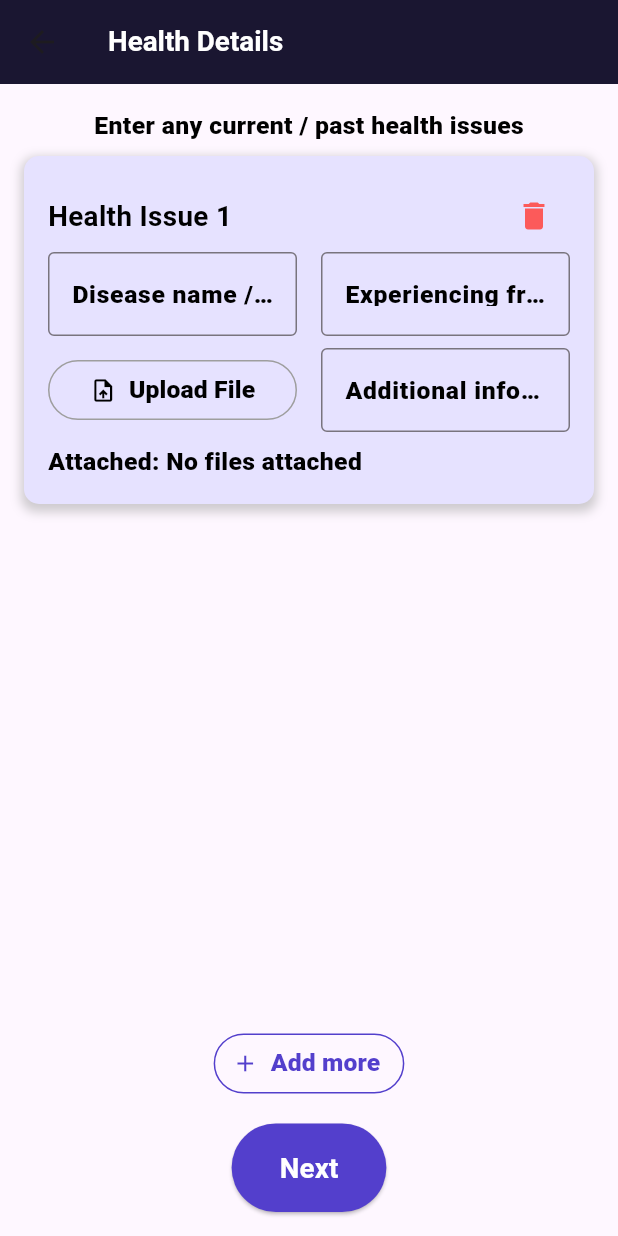
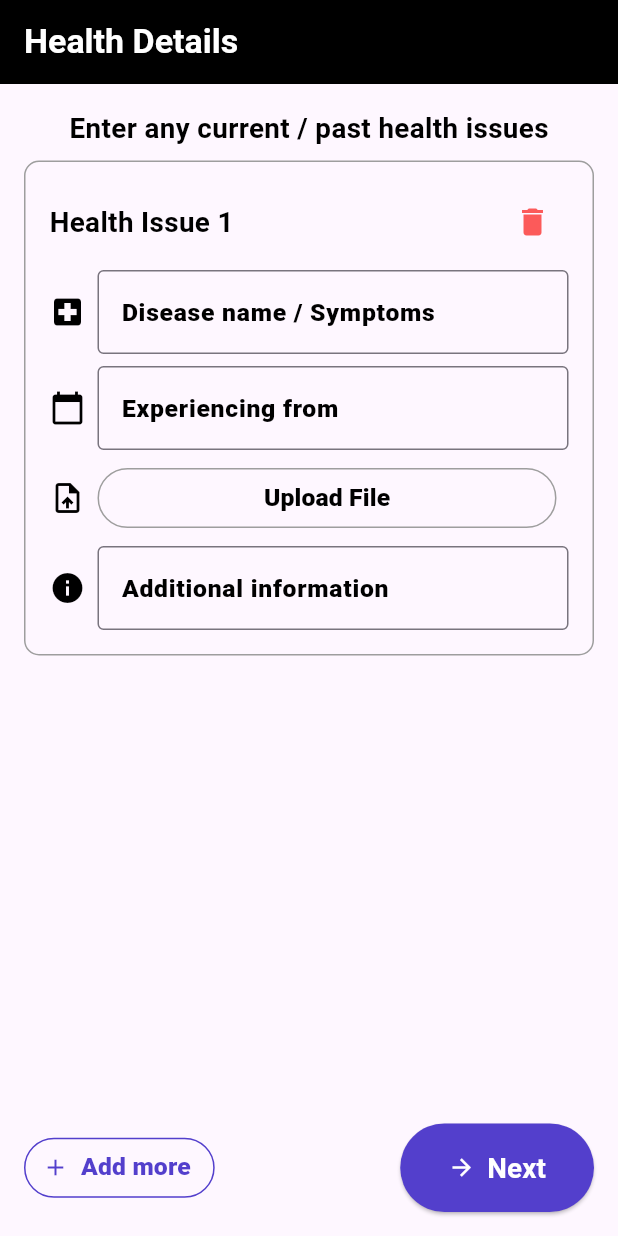
Before and after one commit to shubh865/Money-Mentor, a Flutter app: the HealthDetailsScreen screen opened directly, on a phone screen of 412 x 824 dp. Run offline on Flutter 3.47's test engine with Material 3 defaults, Android fonts, the phone set to English and light mode, and no system bars; our stand-ins replace file_picker, fl_chart, flutter_svg, go_router, google_fonts; missing offline and left inert: size_config.

Commit message:
health detail screen

```diff
--- a/app/lib/main.dart
+++ b/app/lib/main.dart
@@ -18,7 +18,7 @@ class MainApp extends StatelessWidget {
         debugShowCheckedModeBanner: false,
         home: Builder(builder: (context) {
           SizeConfig().init(context); // Initialize SizeConfig here
-          return MyHomePage();
+          return HealthDetailsScreen();
         }));
   }
 }
--- a/app/lib/pages/health_detail.dart
+++ b/app/lib/pages/health_detail.dart
@@ -1,5 +1,6 @@
 import 'package:flutter/material.dart';
 import 'package:file_picker/file_picker.dart';
+import 'package:intl/intl.dart';
 import 'package:bob_hacks/constants/sizeconfig.dart';
 import 'package:bob_hacks/core/theme/palette.dart';
 import 'package:bob_hacks/utils/ui_utils/text/text_style.dart';
@@ -28,6 +29,21 @@ class _HealthDetailsScreenState extends State<HealthDetailsScreen> {
     }
   }
 
+  Future<void> pickDate(BuildContext context, int index) async {
+    DateTime? picked = await showDatePicker(
+      context: context,
+      initialDate: DateTime.now(),
+      firstDate: DateTime(2000),
+      lastDate: DateTime(2101),
+    );
+    if (picked != null) {
+      setState(() {
+        healthDetails[index]['experiencingFrom'] =
+            DateFormat('dd/MM/yyyy').format(picked);
+      });
+    }
+  }
+
   void addHealthDetail() {
     setState(() {
       healthDetails.add({
@@ -52,9 +68,9 @@ class _HealthDetailsScreenState extends State<HealthDetailsScreen> {
       appBar: AppBar(
         title: Text(
           'Health Details',
-          style: title1(color: Palette.white),
+          style: title(color: Palette.white),
         ),
-        backgroundColor: Palette.darkPurple,
+        backgroundColor: Palette.black,
       ),
       body: Padding(
         padding: const EdgeInsets.all(16.0),
@@ -62,7 +78,7 @@ class _HealthDetailsScreenState extends State<HealthDetailsScreen> {
           children: [
             Text(
               'Enter any current / past health issues',
-              style: smallDescp(color: Palette.black),
+              style: title1(color: Palette.black),
             ),
             Expanded(
               child: ListView.builder(
@@ -73,16 +89,9 @@ class _HealthDetailsScreenState extends State<HealthDetailsScreen> {
                     child: Container(
                       padding: const EdgeInsets.all(16.0),
                       decoration: BoxDecoration(
-                        color: Palette.lightGrey,
+                        //   color: Palette.lightGrey,
+                        border: Border.all(color: Palette.grey),
                         borderRadius: BorderRadius.circular(10),
-                        boxShadow: [
-                          BoxShadow(
-                            color: Colors.grey.withOpacity(0.5),
-                            spreadRadius: 2,
-                            blurRadius: 5,
-                            offset: Offset(0, 3),
-                          ),
-                        ],
                       ),
                       child: Column(
                         crossAxisAlignment: CrossAxisAlignment.start,
@@ -100,8 +109,11 @@ class _HealthDetailsScreenState extends State<HealthDetailsScreen> {
                               ),
                             ],
                           ),
+                          SizedBox(height: 8),
                           Row(
                             children: [
+                              Icon(Icons.local_hospital, color: Palette.black),
+                              SizedBox(width: 8),
                               Expanded(
                                 child: TextField(
                                   decoration: InputDecoration(
@@ -117,21 +129,27 @@ class _HealthDetailsScreenState extends State<HealthDetailsScreen> {
                                   },
                                 ),
                               ),
-                              SizedBox(width: 16),
+                            ],
+                          ),
+                          SizedBox(height: 8),
+                          Row(
+                            children: [
+                              Icon(Icons.calendar_today, color: Palette.black),
+                              SizedBox(width: 8),
                               Expanded(
                                 child: TextField(
+                                  readOnly: true,
                                   decoration: InputDecoration(
                                     labelText: 'Experiencing from',
                                     labelStyle:
                                         smallDescp(color: Palette.black),
                                     border: OutlineInputBorder(),
                                   ),
-                                  onChanged: (value) {
-                                    setState(() {
-                                      healthDetails[index]['experiencingFrom'] =
-                                          value;
-                                    });
-                                  },
+                                  onTap: () => pickDate(context, index),
+                                  controller: TextEditingController(
+                                    text: healthDetails[index]
+                                        ['experiencingFrom'],
+                                  ),
                                 ),
                               ),
                             ],
@@ -139,21 +157,16 @@ class _HealthDetailsScreenState extends State<HealthDetailsScreen> {
                           SizedBox(height: 8),
                           Row(
                             children: [
+                              Icon(Icons.upload_file, color: Palette.black),
+                              SizedBox(width: 8),
                               Expanded(
                                 child: TextButton(
                                   onPressed: () => pickFile(index),
                                   child: Row(
                                     mainAxisAlignment: MainAxisAlignment.center,
                                     children: [
-                                      Icon(Icons.upload_file,
-                                          color: Palette.black),
-                                      SizedBox(width: 8),
                                       Text(
-                                        healthDetails[index]['report']
-                                                    ?.isEmpty ??
-                                                true
-                                            ? 'Upload File'
-                                            : healthDetails[index]['report']!,
+                                        'Upload File',
                                         style: smallDescp(color: Palette.black),
                                       ),
                                     ],
@@ -163,7 +176,23 @@ class _HealthDetailsScreenState extends State<HealthDetailsScreen> {
                                   ),
                                 ),
                               ),
-                              SizedBox(width: 16),
+                              SizedBox(width: 8),
+                              if (healthDetails[index]['report'] != null &&
+                                  healthDetails[index]['report']!.isNotEmpty)
+                                Expanded(
+                                  child: Text(
+                                    healthDetails[index]['report']!,
+                                    style: smallDescp(color: Palette.black),
+                                    overflow: TextOverflow.ellipsis,
+                                  ),
+                                ),
+                            ],
+                          ),
+                          SizedBox(height: 8),
+                          Row(
+                            children: [
+                              Icon(Icons.info, color: Palette.black),
+                              SizedBox(width: 8),
                               Expanded(
                                 child: TextField(
                                   decoration: InputDecoration(
@@ -182,11 +211,6 @@ class _HealthDetailsScreenState extends State<HealthDetailsScreen> {
                               ),
                             ],
                           ),
-                          SizedBox(height: 8),
-                          Text(
-                            'Attached: ${healthDetails[index]['report']?.isEmpty ?? true ? 'No files attached' : healthDetails[index]['report']}',
-                            style: smallDescp(color: Palette.black),
-                          ),
                         ],
                       ),
                     ),
@@ -194,6 +218,9 @@ class _HealthDetailsScreenState extends State<HealthDetailsScreen> {
                 },
               ),
             ),
+            Row(
+              mainAxisAlignment: MainAxisAlignment.spaceBetween,
+              children: [
                 TextButton.icon(
                   onPressed: addHealthDetail,
                   icon: Icon(Icons.add, color: Palette.primaryBlue),
@@ -205,10 +232,10 @@ class _HealthDetailsScreenState extends State<HealthDetailsScreen> {
                     side: BorderSide(color: Palette.primaryBlue),
                   ),
                 ),
-            SizedBox(height: 16),
-            ElevatedButton(
+                ElevatedButton.icon(
                   onPressed: () {},
-              child: Text(
+                  icon: Icon(Icons.arrow_forward, color: Palette.white),
+                  label: Text(
                     'Next',
                     style: title1(color: Palette.white),
                   ),
@@ -219,6 +246,8 @@ class _HealthDetailsScreenState extends State<HealthDetailsScreen> {
                 ),
               ],
             ),
+          ],
+        ),
       ),
     );
   }
--- a/app/pubspec.yaml
+++ b/app/pubspec.yaml
@@ -14,6 +14,7 @@ dependencies:
   flutter_svg: ^2.0.10+1
   go_router: ^14.2.1
   google_fonts: ^6.2.1
+  intl: ^0.19.0
   size_config: ^2.0.3
 
 dev_dependencies:
```
Lines whose indentation alone changed are shown as unchanged.
